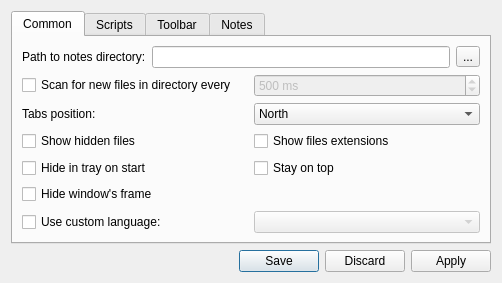
Qt form trunk/znotes/configdialog.ui (rgfernandes/qtdesktop) before a commit.
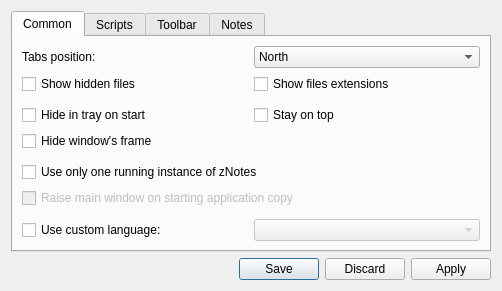
The same form after that commit. Icons and pictures are not drawn.

Commit message: zNotes 0.4.4 released

Diff of the .ui file:
```diff
--- a/trunk/znotes/configdialog.ui
+++ b/trunk/znotes/configdialog.ui
@@ -7,7 +7,7 @@
     <x>0</x>
     <y>0</y>
     <width>502</width>
-    <height>264</height>
+    <height>291</height>
    </rect>
   </property>
   <property name="windowTitle">
@@ -28,58 +28,6 @@
        <string>Common</string>
       </attribute>
       <layout class="QVBoxLayout" name="verticalLayout_2">
-       <item>
-        <layout class="QHBoxLayout" name="horizontalLayout">
-         <item>
-          <widget class="QLabel" name="label">
-           <property name="text">
-            <string>Path to notes directory:</string>
-           </property>
-          </widget>
-         </item>
-         <item>
-          <widget class="QLineEdit" name="ed_NotesPath">
-           <property name="readOnly">
-            <bool>true</bool>
-           </property>
-          </widget>
-         </item>
-         <item>
-          <widget class="QToolButton" name="btn_NotesPath">
-           <property name="text">
-            <string>...</string>
-           </property>
-          </widget>
-         </item>
-        </layout>
-       </item>
-       <item>
-        <layout class="QHBoxLayout" name="horizontalLayout_7">
-         <item>
-          <widget class="QCheckBox" name="cb_FileScan">
-           <property name="text">
-            <string>Scan for new files in directory every </string>
-           </property>
-          </widget>
-         </item>
-         <item>
-          <widget class="QSpinBox" name="sb_FileScanTimeout">
-           <property name="enabled">
-            <bool>false</bool>
-           </property>
-           <property name="suffix">
-            <string> ms</string>
-           </property>
-           <property name="maximum">
-            <number>100000</number>
-           </property>
-           <property name="value">
-            <number>500</number>
-           </property>
-          </widget>
-         </item>
-        </layout>
-       </item>
        <item>
         <layout class="QHBoxLayout" name="horizontalLayout_8">
          <item>
@@ -171,6 +119,40 @@
          </item>
         </layout>
        </item>
+       <item>
+        <spacer name="verticalSpacer_3">
+         <property name="orientation">
+          <enum>Qt::Vertical</enum>
+         </property>
+         <property name="sizeHint" stdset="0">
+          <size>
+           <width>20</width>
+           <height>40</height>
+          </size>
+         </property>
+        </spacer>
+       </item>
+       <item>
+        <layout class="QVBoxLayout" name="verticalLayout_6">
+         <item>
+          <widget class="QCheckBox" name="cb_SingleInstance">
+           <property name="text">
+            <string>Use only one running instance of zNotes</string>
+           </property>
+          </widget>
+         </item>
+         <item>
+          <widget class="QCheckBox" name="cb_CopyStartRaise">
+           <property name="enabled">
+            <bool>false</bool>
+           </property>
+           <property name="text">
+            <string>Raise main window on starting application copy</string>
+           </property>
+          </widget>
+         </item>
+        </layout>
+       </item>
        <item>
         <spacer name="verticalSpacer">
          <property name="orientation">
@@ -346,6 +328,31 @@
        <string>Notes</string>
       </attribute>
       <layout class="QVBoxLayout" name="verticalLayout_4">
+       <item>
+        <layout class="QHBoxLayout" name="horizontalLayout">
+         <item>
+          <widget class="QLabel" name="label">
+           <property name="text">
+            <string>Path to notes directory:</string>
+           </property>
+          </widget>
+         </item>
+         <item>
+          <widget class="QLineEdit" name="ed_NotesPath">
+           <property name="readOnly">
+            <bool>true</bool>
+           </property>
+          </widget>
+         </item>
+         <item>
+          <widget class="QToolButton" name="btn_NotesPath">
+           <property name="text">
+            <string>...</string>
+           </property>
+          </widget>
+         </item>
+        </layout>
+       </item>
        <item>
         <layout class="QHBoxLayout" name="horizontalLayout_2">
          <item>
```
Left out of the diff: 30 changed lines with no effect on the pictures. The commit also changes 51 other files.
